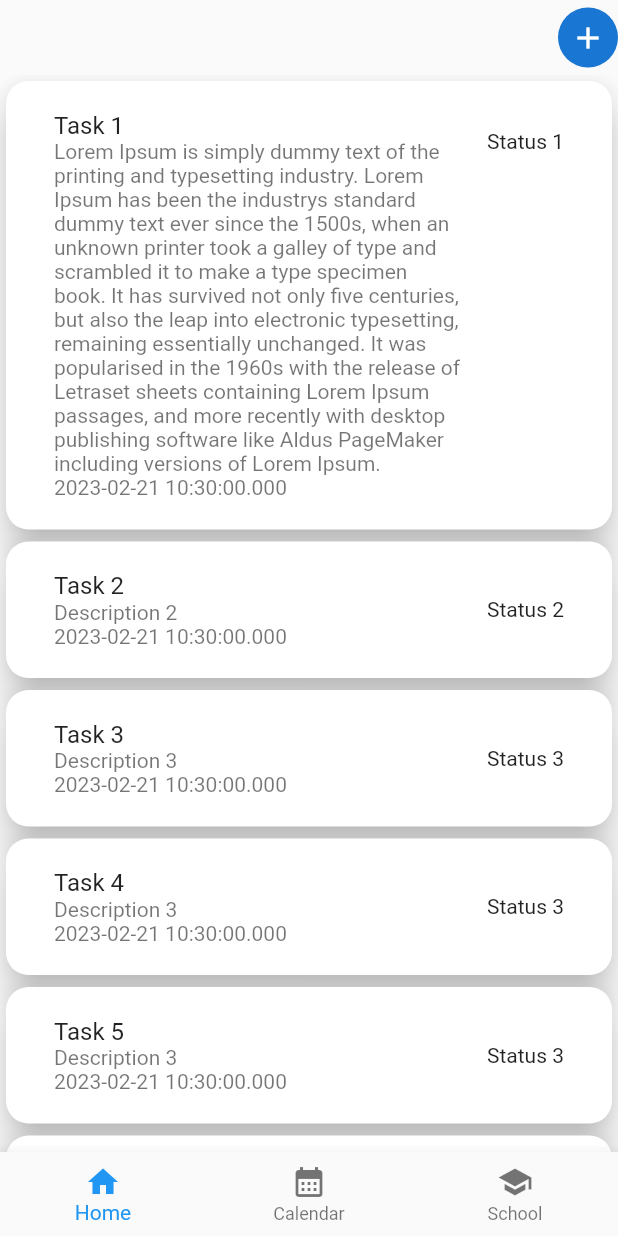
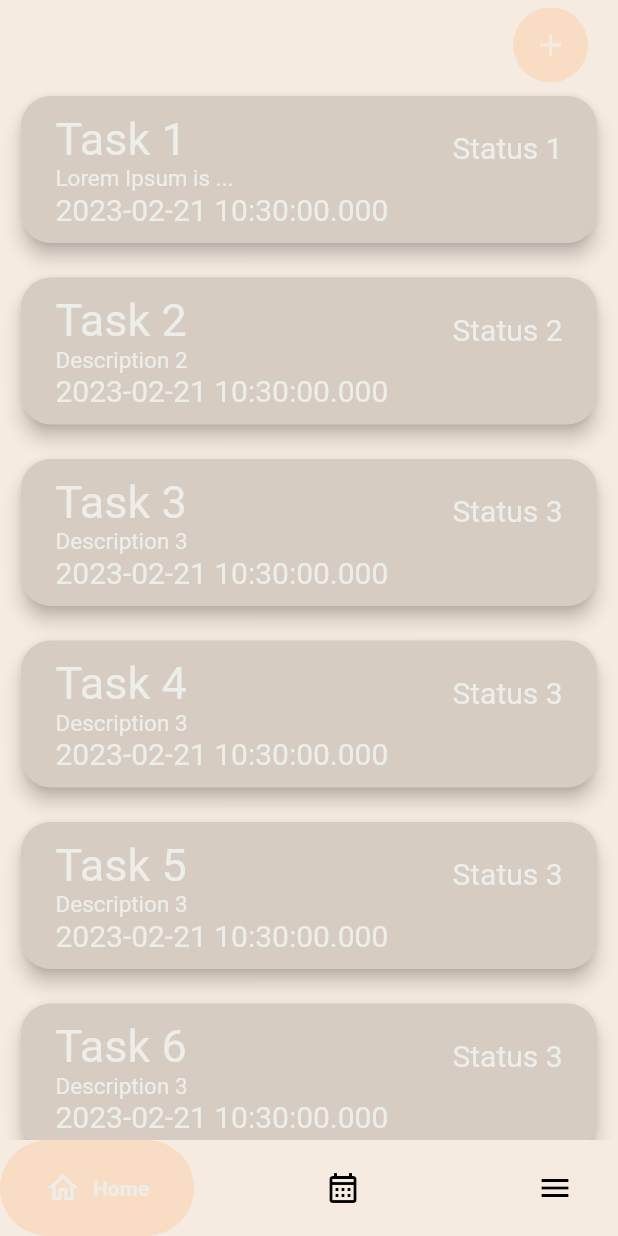
Before and after one commit to tin12q/qlcv, a Flutter app: the screen it shows after launch, on a phone screen of 412 x 824 dp. Run offline on Flutter 3.47's test engine with Material 2 defaults, Android fonts, the light colour scheme and no system bars; drawn by our look-alikes of google_nav_bar.

Commit message:
Done Home tab

```diff
--- a/lib/main.dart
+++ b/lib/main.dart
@@ -1,8 +1,11 @@
 import 'package:flutter/material.dart';
+import 'package:google_nav_bar/google_nav_bar.dart';
 import 'model/task.dart';
-import 'model/task_box.dart';
+
 import 'route/home.dart';
 import 'route/calendar.dart';
+import 'route/menu.dart';
+import 'package:qlcv/model/color_picker.dart';
 void main() {
   runApp(MyApp());
 }
@@ -19,45 +22,82 @@ class _MyAppState extends State<MyApp>{
     Task(title: 'Task 2', description: 'Description 2', status: 'Status 2', date: DateTime.now()),
     Task(title: 'Task 3', description: 'Description 3', status: 'Status 3', date: DateTime.now())
   ];
+
   static List<Widget> _widgetOptions = <Widget>[
     Home(),
-    Calendar()
+    Calendar(),
+    Menu(),
   ];
-  _MyAppState({Key? key}): super();
+
   @override
   Widget build(BuildContext context) {
     return MaterialApp(
         title: 'Flutter Demo',
+
         theme: ThemeData(
+          scaffoldBackgroundColor: ColorPicker.primary,
           primarySwatch: Colors.blue,
         ),
         home: Scaffold(
 
             body: _widgetOptions.elementAt(_selectedIndex),
-            bottomNavigationBar: BottomNavigationBar(
+            /*bottomNavigationBar: BottomNavigationBar(
+
               items: const <BottomNavigationBarItem>[
                 BottomNavigationBarItem(
-                  icon: Icon(Icons.home),
+                  icon: Icon(Icons.home_outlined),
                   label: 'Home',
                 ),
                 BottomNavigationBarItem(
-                  icon: Icon(Icons.calendar_month),
+                  icon: Icon(Icons.calendar_month_outlined),
                   label: 'Calendar',
                 ),
                 BottomNavigationBarItem(
-                  icon: Icon(Icons.school),
+                  icon: Icon(Icons.menu_outlined),
                   label: 'School',
                 ),
               ],
-              selectedItemColor: Colors.blue[90],
+
+              backgroundColor: ColorPicker.accent,
+              unselectedItemColor: ColorPicker.primary,
+              selectedItemColor: ColorPicker.primaryLight,
               currentIndex: _selectedIndex,
               onTap: (int index) {
                 setState(() {
                   _selectedIndex = index;
                 });
               },
-            )
-        )
+            )*/
+          bottomNavigationBar: SafeArea(child: GNav(
+          gap: 8,
+          activeColor: ColorPicker.primaryLight,
+          iconSize: 24,
+          padding: EdgeInsets.symmetric(horizontal: 30, vertical: 20),
+          duration: Duration(milliseconds: 300),
+          tabBackgroundColor: ColorPicker.accent,
+          tabs: [
+            GButton(
+              icon: Icons.home_outlined,
+              text: 'Home',
+            ),
+            GButton(
+              icon: Icons.calendar_month_outlined,
+              text: 'Calendar',
+            ),
+            GButton(
+              icon: Icons.menu_outlined,
+              text: 'Menu',
+            ),
+          ],
+          selectedIndex: 0,
+          onTabChange: (index) {
+            setState(() {
+              _selectedIndex = index;
+            });
+          },
+        ),
+        ))
     );
   }
+
 }
--- /dev/null
+++ b/lib/model/color_picker.dart
@@ -0,0 +1,11 @@
+
+import 'dart:ui';
+
+class ColorPicker {
+  static const background = Color(0xffd5bdaf);
+  static const accent = Color(0xfff9dcc4);
+  static const primary = Color(0xffF5EBE0);
+  static const primaryDark = Color(0xffD6CCC2);
+  static const primaryLight = Color(0xffEDEDE9);
+
+}
--- a/lib/model/task_box.dart
+++ b/lib/model/task_box.dart
@@ -1,5 +1,6 @@
 import 'package:flutter/material.dart';
 import 'package:qlcv/model/task_page.dart';
+import 'color_picker.dart';
 import 'task.dart';
 
 class TaskCard extends StatelessWidget {
@@ -11,24 +12,42 @@ class TaskCard extends StatelessWidget {
   Widget build(BuildContext context) {
     return Card(
       shape: RoundedRectangleBorder(
-        borderRadius: BorderRadius.circular(15.0),
+        borderRadius: BorderRadius.circular(20.0),
       ),
-      color: Colors.blue[90],
-      elevation: 10,
+      color: ColorPicker.primaryDark,
+      elevation: 5,
       child: Padding(
-        padding: EdgeInsets.all(16.0),
+        padding: EdgeInsets.all(7.0),
         child: ListTile(
 
-          title: Text(task.title),
+          title: Text(
+              task.title,
+            style: TextStyle(
+              color: ColorPicker.primaryLight,
+              fontSize: 30,
+            )),
           subtitle: Column(
             crossAxisAlignment: CrossAxisAlignment.start,
             children: [
-              Text(task.description),
-              Text(task.date.toString()),
+              Text((task.description.length>15)?
+              task.description.substring(0,15)+'...':task.description,
+                style: TextStyle(
+                  color: ColorPicker.primaryLight,
+                  fontSize: 15,
+                )),
+              Text(task.date.toString(),
+                style: TextStyle(
+                  color: ColorPicker.primaryLight,
+                  fontSize: 20,
+                )),
             ],
           ),
 
-          trailing: Text(task.status),
+          trailing: Text(task.status,
+            style: TextStyle(
+              color: ColorPicker.primaryLight,
+              fontSize: 20,
+            )),
           onTap: () {
             Navigator.push(context, MaterialPageRoute(builder: (context) => TaskPage(task: task,)));
           },
@@ -36,6 +55,8 @@ class TaskCard extends StatelessWidget {
       ),
     );
   }
+
+
 }
 class TaskBoxList extends StatelessWidget {
   final List<Task> tasks;
@@ -44,15 +65,23 @@ class TaskBoxList extends StatelessWidget {
 
   @override
   Widget build(BuildContext context) {
-    return ListView.builder(
+    return ListView.separated(
+
       itemCount: tasks.length,
-      itemBuilder: (context, index) {
-        return
-          /*Flexible(
-          child: TaskCard(task: tasks[index]),
-        );*/
-        TaskCard(task: tasks[index]);
-      },
+      itemBuilder: (context, index) => Row(
+        mainAxisAlignment: MainAxisAlignment.center,
+        children: [
+          SizedBox(width: 10),
+          Expanded(
+            child: TaskCard(task: tasks[index]),
+          ),
+          SizedBox(width: 10)
+        ],
+
+      ), separatorBuilder: (BuildContext context, int index) {
+        return SizedBox(height: 15);
+    },
+
     );
   }
 }
--- a/lib/model/task_page.dart
+++ b/lib/model/task_page.dart
@@ -11,9 +11,9 @@ class TaskPage extends StatefulWidget{
 class _TaskPageState extends State<TaskPage>{
   @override
   Widget build(BuildContext context) {
-    return SafeArea(child:
+    return
       Scaffold(
-        body: Column(
+        body:SafeArea(child: Column(
         children: [
 
           Text(widget.task.title),
--- a/lib/route/home.dart
+++ b/lib/route/home.dart
@@ -2,6 +2,7 @@ import 'package:flutter/material.dart';
 import 'package:flutter/cupertino.dart';
 import 'package:qlcv/model/task.dart';
 import 'package:qlcv/model/task_box.dart';
+import 'package:qlcv/model/color_picker.dart';
 class Home extends StatefulWidget{
   @override
   State<Home> createState() => _HomeState();
@@ -31,24 +32,26 @@ class _HomeState extends State<Home>{
         Column(
           children: [
             Container(
-              height: 50,
+              height: 60,
               child: Row(
                 //right to left
                 mainAxisAlignment: MainAxisAlignment.end,
                 children: [
+
                   SafeArea(child: Container(
                     child: InkWell(
                       onTap: () {
                         print('tap');
                       },
                       child: CircleAvatar(
-                        child: Icon(Icons.add),
-
+                        child: Icon(Icons.add, color: ColorPicker.primary,),
+                        backgroundColor: ColorPicker.accent,
+                        //size
+                        radius: 25,
                       ),
                     ),),),
-
-                    ],
-              ),
+                  SizedBox(width: 20),
+                ],),
             ),
             Expanded(
               child: TaskBoxList(tasks: task),
--- /dev/null
+++ b/lib/route/menu.dart
@@ -0,0 +1,24 @@
+import 'package:flutter/material.dart';
+class Menu extends StatefulWidget{
+  const Menu({Key? key}) : super(key: key);
+  @override
+  State<Menu> createState() => _MenuState();
+}
+class _MenuState extends State<Menu> {
+  @override
+  Widget build(BuildContext context) {
+    return Scaffold(
+
+      body: Center(
+        child: Column(
+          mainAxisAlignment: MainAxisAlignment.center,
+          children: <Widget>[
+            Text(
+              'Menu',
+            ),
+          ],
+        ),
+      ),
+    );
+  }
+}
--- a/pubspec.yaml
+++ b/pubspec.yaml
@@ -35,7 +35,7 @@ dependencies:
   # The following adds the Cupertino Icons font to your application.
   # Use with the CupertinoIcons class for iOS style icons.
   cupertino_icons: ^1.0.2
-
+  google_nav_bar: ^5.0.6
 dev_dependencies:
   flutter_test:
     sdk: flutter
```
Also changed, not shown: pubspec.lock, 1 other file.
